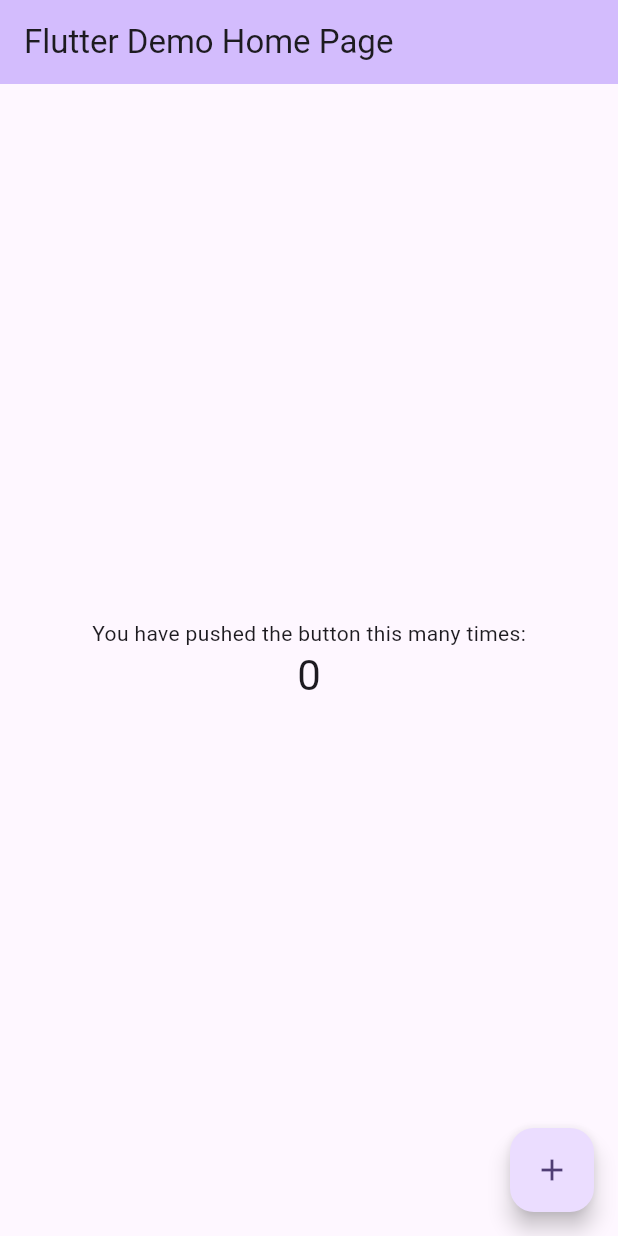
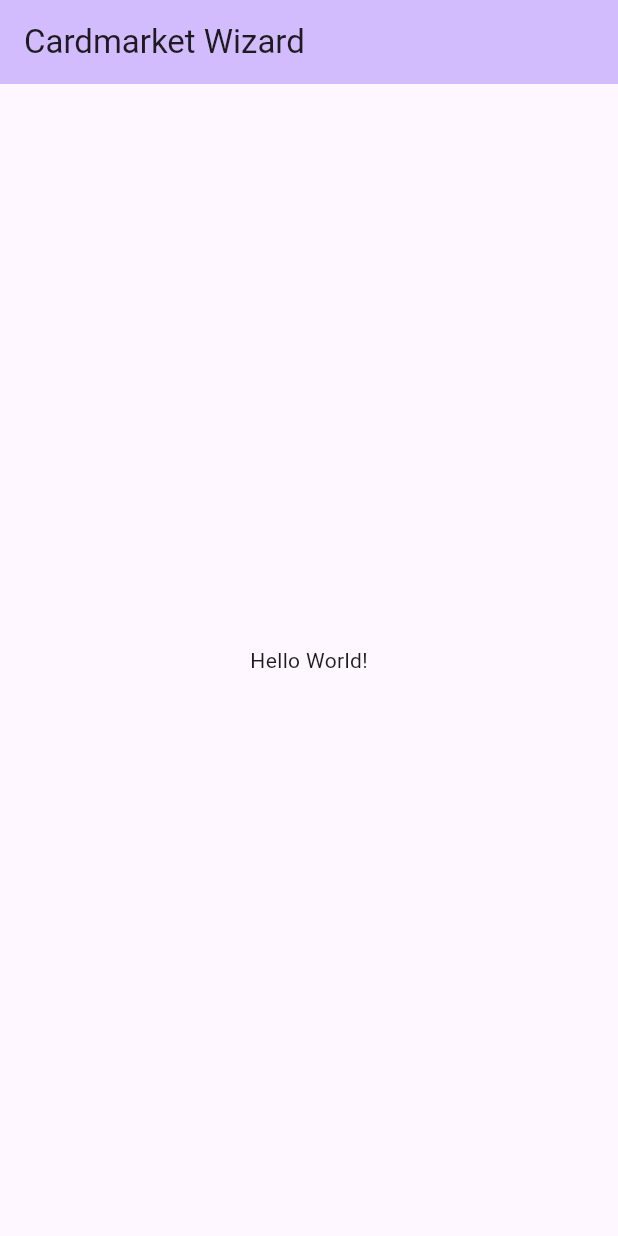
Before and after one commit to michasng/cardmarket_wizard, a Flutter app: the screen it shows after launch, on a phone screen of 412 x 824 dp. Run offline on Flutter 3.47's test engine with Material 2 defaults, Android fonts, the phone set to English and light mode, and no system bars.

Commit message:
Cleanup useless comments

```diff
--- a/analysis_options.yaml
+++ b/analysis_options.yaml
@@ -1,28 +1,5 @@
-# This file configures the analyzer, which statically analyzes Dart code to
-# check for errors, warnings, and lints.
-#
-# The issues identified by the analyzer are surfaced in the UI of Dart-enabled
-# IDEs (https://dart.dev/tools#ides-and-editors). The analyzer can also be
-# invoked from the command line by running `flutter analyze`.
-
-# The following line activates a set of recommended lints for Flutter apps,
-# packages, and plugins designed to encourage good coding practices.
 include: package:flutter_lints/flutter.yaml
 
 linter:
-  # The lint rules applied to this project can be customized in the
-  # section below to disable rules from the `package:flutter_lints/flutter.yaml`
-  # included above or to enable additional rules. A list of all available lints
-  # and their documentation is published at https://dart.dev/lints.
-  #
-  # Instead of disabling a lint rule for the entire project in the
-  # section below, it can also be suppressed for a single line of code
-  # or a specific dart file by using the `// ignore: name_of_lint` and
-  # `// ignore_for_file: name_of_lint` syntax on the line or in the file
-  # producing the lint.
   rules:
-    # avoid_print: false  # Uncomment to disable the `avoid_print` rule
-    # prefer_single_quotes: true  # Uncomment to enable the `prefer_single_quotes` rule
-
-# Additional information about this file can be found at
-# https://dart.dev/guides/language/analysis-options
+    prefer_single_quotes: true
--- /dev/null
+++ b/lib/home_page.dart
@@ -0,0 +1,18 @@
+import 'package:flutter/material.dart';
+
+class HomePage extends StatelessWidget {
+  const HomePage({super.key});
+
+  @override
+  Widget build(BuildContext context) {
+    return Scaffold(
+      appBar: AppBar(
+        backgroundColor: Theme.of(context).colorScheme.inversePrimary,
+        title: const Text('Cardmarket Wizard'),
+      ),
+      body: const Center(
+        child: Text('Hello World!'),
+      ),
+    );
+  }
+}
--- a/lib/main.dart
+++ b/lib/main.dart
@@ -1,125 +1,21 @@
+import 'package:cardmarket_wizard/home_page.dart';
 import 'package:flutter/material.dart';
 
 void main() {
-  runApp(const MyApp());
+  runApp(const App());
 }
 
-class MyApp extends StatelessWidget {
-  const MyApp({super.key});
-
-  // This widget is the root of your application.
+class App extends StatelessWidget {
+  const App({super.key});
   @override
   Widget build(BuildContext context) {
     return MaterialApp(
-      title: 'Flutter Demo',
+      title: 'Cardmarket Wizard',
       theme: ThemeData(
-        // This is the theme of your application.
-        //
-        // TRY THIS: Try running your application with "flutter run". You'll see
-        // the application has a blue toolbar. Then, without quitting the app,
-        // try changing the seedColor in the colorScheme below to Colors.green
-        // and then invoke "hot reload" (save your changes or press the "hot
-        // reload" button in a Flutter-supported IDE, or press "r" if you used
-        // the command line to start the app).
-        //
-        // Notice that the counter didn't reset back to zero; the application
-        // state is not lost during the reload. To reset the state, use hot
-        // restart instead.
-        //
-        // This works for code too, not just values: Most code changes can be
-        // tested with just a hot reload.
         colorScheme: ColorScheme.fromSeed(seedColor: Colors.deepPurple),
         useMaterial3: true,
       ),
-      home: const MyHomePage(title: 'Flutter Demo Home Page'),
+      home: const HomePage(),
     );
   }
 }
-
-class MyHomePage extends StatefulWidget {
-  const MyHomePage({super.key, required this.title});
-
-  // This widget is the home page of your application. It is stateful, meaning
-  // that it has a State object (defined below) that contains fields that affect
-  // how it looks.
-
-  // This class is the configuration for the state. It holds the values (in this
-  // case the title) provided by the parent (in this case the App widget) and
-  // used by the build method of the State. Fields in a Widget subclass are
-  // always marked "final".
-
-  final String title;
-
-  @override
-  State<MyHomePage> createState() => _MyHomePageState();
-}
-
-class _MyHomePageState extends State<MyHomePage> {
-  int _counter = 0;
-
-  void _incrementCounter() {
-    setState(() {
-      // This call to setState tells the Flutter framework that something has
-      // changed in this State, which causes it to rerun the build method below
-      // so that the display can reflect the updated values. If we changed
-      // _counter without calling setState(), then the build method would not be
-      // called again, and so nothing would appear to happen.
-      _counter++;
-    });
-  }
-
-  @override
-  Widget build(BuildContext context) {
-    // This method is rerun every time setState is called, for instance as done
-    // by the _incrementCounter method above.
-    //
-    // The Flutter framework has been optimized to make rerunning build methods
-    // fast, so that you can just rebuild anything that needs updating rather
-    // than having to individually change instances of widgets.
-    return Scaffold(
-      appBar: AppBar(
-        // TRY THIS: Try changing the color here to a specific color (to
-        // Colors.amber, perhaps?) and trigger a hot reload to see the AppBar
-        // change color while the other colors stay the same.
-        backgroundColor: Theme.of(context).colorScheme.inversePrimary,
-        // Here we take the value from the MyHomePage object that was created by
-        // the App.build method, and use it to set our appbar title.
-        title: Text(widget.title),
-      ),
-      body: Center(
-        // Center is a layout widget. It takes a single child and positions it
-        // in the middle of the parent.
-        child: Column(
-          // Column is also a layout widget. It takes a list of children and
-          // arranges them vertically. By default, it sizes itself to fit its
-          // children horizontally, and tries to be as tall as its parent.
-          //
-          // Column has various properties to control how it sizes itself and
-          // how it positions its children. Here we use mainAxisAlignment to
-          // center the children vertically; the main axis here is the vertical
-          // axis because Columns are vertical (the cross axis would be
-          // horizontal).
-          //
-          // TRY THIS: Invoke "debug painting" (choose the "Toggle Debug Paint"
-          // action in the IDE, or press "p" in the console), to see the
-          // wireframe for each widget.
-          mainAxisAlignment: MainAxisAlignment.center,
-          children: <Widget>[
-            const Text(
-              'You have pushed the button this many times:',
-            ),
-            Text(
-              '$_counter',
-              style: Theme.of(context).textTheme.headlineMedium,
-            ),
-          ],
-        ),
-      ),
-      floatingActionButton: FloatingActionButton(
-        onPressed: _incrementCounter,
-        tooltip: 'Increment',
-        child: const Icon(Icons.add),
-      ), // This trailing comma makes auto-formatting nicer for build methods.
-    );
-  }
-}
```
Also changed, not shown: pubspec.yaml (+2 -76 lines), pubspec.lock, 1 other file.
